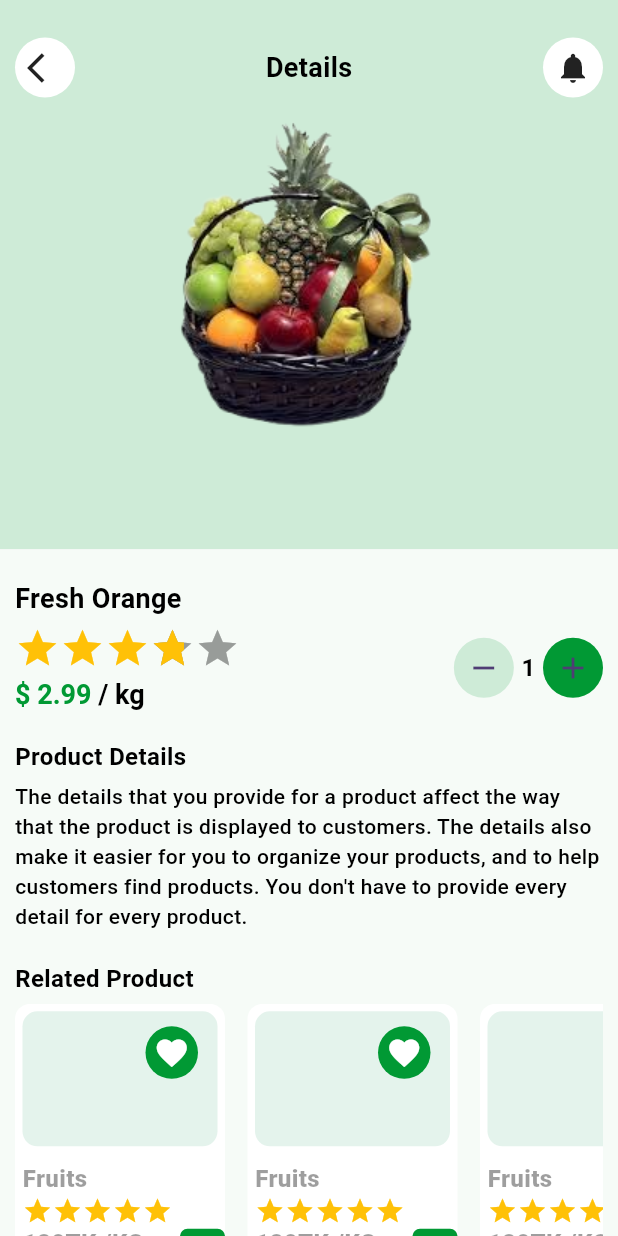
After one commit to foysal012/eco_eats, a Flutter app: the screen it shows after launch, on a phone screen of 412 x 824 dp. The commit adds this screen. Run offline on Flutter 3.47's test engine with Material 3 defaults, Android fonts, the phone set to English and light mode, and no system bars; drawn by our look-alikes of flutter_rating_bar; our stand-ins replace gap.

Commit message:
Issue fixing and Category Details Page UI Design working on

```diff
--- a/lib/main.dart
+++ b/lib/main.dart
@@ -1,9 +1,6 @@
 import 'package:flutter/material.dart';
 import 'package:flutter/services.dart';
-import 'screen/authentication/signin_screen.dart';
-import 'screen/authentication/signup_screen.dart';
-import 'screen/bottom_nav_bar/bottom_nav_bar.dart';
-import 'screen/fruits/fruits_details_page.dart';
+import 'screen/category/category_details_page.dart';
 import 'screen/splash/splash_screen.dart';
 
 void main() {
@@ -30,7 +27,7 @@ class MyApp extends StatelessWidget {
       // home: const SignInScreen(),
       // home: const SignUpScreen(),
       //home: const BottomNavBar(),
-      home: const FruitsDetailsPage(),
+      home: const CategoryDetailsPage(),
     );
   }
 }
--- a/lib/resource/constant/app_string.dart
+++ b/lib/resource/constant/app_string.dart
@@ -1,4 +1,3 @@
-import 'package:flutter/material.dart';
 
 class AppString{
 
--- a/lib/screen/authentication/signin_screen.dart
+++ b/lib/screen/authentication/signin_screen.dart
@@ -1,4 +1,3 @@
-import 'package:eco_eats/screen/authentication/signup_screen.dart';
 import 'package:eco_eats/screen/bottom_nav_bar/bottom_nav_bar.dart';
 import 'package:eco_eats/widget/custom_password_text_field_widget.dart';
 import 'package:flutter/material.dart';
--- a/lib/screen/bottom_nav_bar/bottom_nav_bar.dart
+++ b/lib/screen/bottom_nav_bar/bottom_nav_bar.dart
@@ -34,8 +34,8 @@ class _BottomNavBarState extends State<BottomNavBar> {
         backgroundColor: AppColors.primaryColor,
         selectedItemColor: AppColors.appWhite,
         unselectedItemColor: Colors.white54,
-        selectedLabelStyle: TextStyle(fontWeight: FontWeight.bold, color: Colors.white),
-        unselectedLabelStyle: TextStyle(color: Colors.white),
+        selectedLabelStyle: const TextStyle(fontWeight: FontWeight.bold, color: Colors.white),
+        unselectedLabelStyle: const TextStyle(color: Colors.white),
         currentIndex: currentIndex,
         onTap: (value) {
           setState(() {
--- a/lib/screen/bottom_nav_bar_pages/cart_page.dart
+++ b/lib/screen/bottom_nav_bar_pages/cart_page.dart
@@ -1,4 +1,3 @@
-import 'package:eco_eats/resource/app_colors/app_colors.dart';
 import 'package:flutter/material.dart';
 
 class CartPage extends StatefulWidget {
--- a/lib/screen/bottom_nav_bar_pages/home_page.dart
+++ b/lib/screen/bottom_nav_bar_pages/home_page.dart
@@ -2,6 +2,9 @@ import 'package:eco_eats/resource/app_colors/app_colors.dart';
 import 'package:flutter/material.dart';
 import 'package:flutter_rating_bar/flutter_rating_bar.dart';
 import 'package:gap/gap.dart';
+
+import '../category/category_details_page.dart';
+import '../product/product_details_page.dart';
 
 class HomePage extends StatefulWidget {
   const HomePage({super.key});
@@ -28,8 +31,7 @@ class _HomePageState extends State<HomePage> {
     var width = MediaQuery.sizeOf(context).width;
     return Scaffold(
       backgroundColor: const Color(0xffF6FBF7),
-      body: Container(
-        child: Column(
+      body: Column(
         children: [
           Expanded(
               flex: 3,
@@ -49,7 +51,7 @@ class _HomePageState extends State<HomePage> {
                       children: [
                         CircleAvatar(
                           backgroundColor: Colors.white12,
-                            child: Icon(Icons.arrow_back_ios_new_outlined, color: Colors.white,),
+                          child: Icon(Icons.arrow_back_ios, color: Colors.white,),
                         ),
 
                         Column(
@@ -220,7 +222,9 @@ class _HomePageState extends State<HomePage> {
                           shrinkWrap: true,
                           scrollDirection: Axis.horizontal,
                           itemBuilder: (context, index) {
-                              return Container(
+                            return GestureDetector(
+                              onTap: ()=> Navigator.of(context).push(MaterialPageRoute(builder: (context) => const CategoryDetailsPage(),)),
+                              child: Container(
                                 height: 150,
                                 width: 120,
                                 margin: const EdgeInsets.only(
@@ -256,6 +260,7 @@ class _HomePageState extends State<HomePage> {
                                     ),
                                   ],
                                 ),
+                              ),
                             );
                           },
                       ),
@@ -274,7 +279,9 @@ class _HomePageState extends State<HomePage> {
                         shrinkWrap: true,
                         scrollDirection: Axis.horizontal,
                         itemBuilder: (context, index) {
-                            return Stack(
+                          return GestureDetector(
+                            onTap: () => Navigator.of(context).push(MaterialPageRoute(builder: (context) => const ProductDetailsPage())),
+                            child: Stack(
                               children: [
                                 Container(
                                   height: 200,
@@ -316,7 +323,7 @@ class _HomePageState extends State<HomePage> {
 
                                           RatingBarIndicator(
                                             rating: 5,
-                                            itemBuilder: (context, index) => Icon(
+                                            itemBuilder: (context, index) => const Icon(
                                               Icons.star,
                                               color: Colors.amber,
                                             ),
@@ -351,7 +358,7 @@ class _HomePageState extends State<HomePage> {
                                       child: Container(
                                         height: 30,
                                         width: 30,
-                                        decoration: BoxDecoration(
+                                        decoration: const BoxDecoration(
                                           color: AppColors.primaryColor,
                                           borderRadius: BorderRadius.only(
                                             bottomLeft: Radius.circular(5),
@@ -360,11 +367,10 @@ class _HomePageState extends State<HomePage> {
                                             bottomRight: Radius.circular(10)
                                           )
                                         ),
-                                        child: Icon(Icons.add, color: Colors.white,),
+                                        child: const Icon(Icons.add, color: Colors.white,),
                                       ),
                                     ),
                                 ),
-
 
                                 Positioned(
                                   top: 15,
@@ -376,15 +382,16 @@ class _HomePageState extends State<HomePage> {
                                     child: Container(
                                       height: 35,
                                       width: 35,
-                                      decoration: BoxDecoration(
+                                      decoration: const BoxDecoration(
                                           color: AppColors.primaryColor,
                                         shape: BoxShape.circle
                                       ),
-                                      child: Icon(Icons.favorite, color: Colors.white,),
+                                      child: const Icon(Icons.favorite, color: Colors.white,),
                                     ),
                                   ),
                                 )
                               ],
+                            ),
                           );
                         },
                       ),
@@ -397,7 +404,6 @@ class _HomePageState extends State<HomePage> {
           ),
         ],
       ),
-      ),
     );
   }
 }
--- a/lib/screen/bottom_nav_bar_pages/profile_page.dart
+++ b/lib/screen/bottom_nav_bar_pages/profile_page.dart
@@ -1,4 +1,3 @@
-import 'package:eco_eats/resource/app_colors/app_colors.dart';
 import 'package:flutter/material.dart';
 
 class ProfilePage extends StatefulWidget {
--- /dev/null
+++ b/lib/screen/category/category_details_page.dart
@@ -0,0 +1,332 @@
+import 'package:eco_eats/resource/app_colors/app_colors.dart';
+import 'package:eco_eats/resource/constant/app_string.dart';
+import 'package:flutter/material.dart';
+import 'package:flutter_rating_bar/flutter_rating_bar.dart';
+import 'package:gap/gap.dart';
+
+class CategoryDetailsPage extends StatefulWidget {
+  const CategoryDetailsPage({super.key});
+
+  @override
+  State<CategoryDetailsPage> createState() => _CategoryDetailsPageState();
+}
+
+class _CategoryDetailsPageState extends State<CategoryDetailsPage> {
+  @override
+  Widget build(BuildContext context) {
+    var height = MediaQuery.sizeOf(context).height;
+    var width = MediaQuery.sizeOf(context).width;
+    return Scaffold(
+      body: SizedBox(
+        height: height,
+        width: width,
+        child: Column(
+          children: [
+            Expanded(
+              flex: 4,
+              child: Container(
+                decoration: const BoxDecoration(
+                    color: AppColors.appHeaderBackground
+                ),
+                child: Stack(
+                  children: [
+                    Container(
+                        decoration: const BoxDecoration(
+                            image: DecorationImage(image: AssetImage('assets/images/fruits.png'))
+                        )
+                    ),
+
+                    Positioned(
+                        top: 25.0,
+                        left: 10.0,
+                        right: 10.0,
+                        child: Row(
+                          mainAxisAlignment: MainAxisAlignment.spaceBetween,
+                          children: [
+                            GestureDetector(
+                              onTap: () => Navigator.of(context).pop(),
+                              child: Container(
+                                height: 40,
+                                width: 40,
+                                decoration: const BoxDecoration(
+                                  shape: BoxShape.circle,
+                                  color: Colors.white,
+                                ),
+                                child: const Icon(Icons.arrow_back_ios),
+                              ),
+                            ),
+                            const Text('Details',
+                              style: TextStyle(
+                                  fontSize: 18.0,
+                                  color: Colors.black,
+                                  fontWeight: FontWeight.bold
+                              ),
+                            ),
+                            Container(
+                              height: 40,
+                              width: 40,
+                              decoration: const BoxDecoration(
+                                shape: BoxShape.circle,
+                                color: Colors.white,
+                              ),
+                              child: const Icon(Icons.notifications),
+                            ),
+                          ],
+                        )
+                    )
+                  ],
+                ),
+              ),
+            ),
+            Expanded(
+              flex: 5,
+              child: Container(
+                padding: const EdgeInsets.only(
+                    top: 20.0,
+                    left: 10.0,
+                    right: 10.0
+                ),
+                alignment: Alignment.centerLeft,
+                decoration: const BoxDecoration(
+                    color: AppColors.appBodyBackground
+                ),
+                child: SingleChildScrollView(
+                  scrollDirection: Axis.vertical,
+                  child: Column(
+                    crossAxisAlignment: CrossAxisAlignment.start,
+                    children: [
+                      const Text('Fresh Orange',
+                        style: TextStyle(
+                            fontWeight: FontWeight.bold,
+                            fontSize: 18.0,
+                            color: Colors.black
+                        ),
+                      ),
+                      const Gap(5.0),
+
+                      Row(
+                        mainAxisAlignment: MainAxisAlignment.spaceBetween,
+                        children: [
+                          Column(
+                            crossAxisAlignment: CrossAxisAlignment.start,
+                            children: [
+                              RatingBarIndicator(
+                                rating: 3.75,
+                                itemBuilder: (context, index) => const Icon(
+                                  Icons.star,
+                                  color: Colors.amber,
+                                ),
+                                itemCount: 5,
+                                itemSize: 30.0,
+                                direction: Axis.horizontal,
+                              ),
+                              const Gap(5.0),
+
+                              RichText(
+                                text: const TextSpan(
+                                    children: [
+                                      TextSpan(text: '\$ 2.99',
+                                          style: TextStyle(fontSize: 18.0,
+                                              color: AppColors.primaryColor, fontWeight: FontWeight.bold)),
+                                      TextSpan(text: ' / kg',
+                                          style: TextStyle(fontSize: 18.0,
+                                              color: Colors.black,
+                                              fontWeight: FontWeight.bold))
+                                    ]
+                                ),
+
+                              )
+                            ],
+                          ),
+
+                          const Row(
+                            children: [
+                              CircleAvatar(
+                                radius: 20.0,
+                                backgroundColor: AppColors.appHeaderBackground,
+                                child: Icon(Icons.remove),
+                              ),
+                              Gap(5.0),
+
+                              Text('1',
+                                style: TextStyle(
+                                  fontSize: 16.0,
+                                  color: Colors.black,
+                                  fontWeight: FontWeight.bold,
+                                ),
+                              ),
+                              Gap(5.0),
+
+                              CircleAvatar(
+                                radius: 20.0,
+                                backgroundColor: AppColors.primaryColor,
+                                child: Icon(Icons.add),
+                              )
+                            ],
+                          )
+                        ],
+                      ),
+
+                      const Gap(20.0),
+                      const Text('Product Details',
+                        style: TextStyle(
+                            fontWeight: FontWeight.bold,
+                            fontSize: 16.0,
+                            color: Colors.black
+                        ),
+                      ),
+                      const Gap(5.0),
+
+                      Text(AppString.productDetails,
+                        style: const TextStyle(
+                            fontWeight: FontWeight.w500,
+                            fontSize: 14.0,
+                            color: Colors.black
+                        ),
+                      ),
+
+                      const Gap(20.0),
+                      const Text('Related Product',
+                        style: TextStyle(
+                            fontWeight: FontWeight.bold,
+                            fontSize: 16.0,
+                            color: Colors.black
+                        ),
+                      ),
+                      const Gap(5.0),
+
+                      SizedBox(
+                        height: 180,
+                        child: ListView.builder(
+                          itemCount: 10,
+                          shrinkWrap: true,
+                          scrollDirection: Axis.horizontal,
+                          itemBuilder: (context, index) {
+                            return Stack(
+                              children: [
+                                Container(
+                                  height: 200,
+                                  width: 140,
+                                  margin: const EdgeInsets.only(
+                                      right: 15
+                                  ),
+                                  padding: const EdgeInsets.all(5),
+                                  decoration: BoxDecoration(
+                                      borderRadius: BorderRadius.circular(10),
+                                      color: const Color(0xffFFFFFF)
+
+                                  ),
+                                  child: Column(
+                                    crossAxisAlignment: CrossAxisAlignment.start,
+                                    children: [
+                                      Container(
+                                        height: 90,
+                                        width: width,
+                                        decoration: BoxDecoration(
+                                          borderRadius: BorderRadius.circular(10),
+                                          color: const Color(0xffE4F3EC),
+                                        ),
+                                      ),
+
+                                      const Gap(10),
+
+                                      Column(
+                                        crossAxisAlignment: CrossAxisAlignment.start,
+                                        children: [
+                                          const Text(
+                                            'Fruits',
+                                            style: TextStyle(
+                                                color: Colors.black38,
+                                                fontWeight: FontWeight.w800,
+                                                fontSize: 16
+                                            ),
+                                          ),
+
+                                          RatingBarIndicator(
+                                            rating: 5,
+                                            itemBuilder: (context, index) => const Icon(
+                                              Icons.star,
+                                              color: Colors.amber,
+                                            ),
+                                            itemCount: 5,
+                                            itemSize: 20.0,
+                                            unratedColor: Colors.amber.withAlpha(50),
+                                            direction:Axis.horizontal,
+                                          ),
+
+                                          const Text(
+                                            '120TK /KG',
+                                            style: TextStyle(
+                                                color: Colors.black38,
+                                                fontWeight: FontWeight.w800,
+                                                fontSize: 16
+                                            ),
+                                          ),
+                                        ],
+                                      )
+
+                                    ],
+                                  ),
+                                ),
+
+                                Positioned(
+                                  bottom: 0,
+                                  right: 15,
+                                  child: InkWell(
+                                    onTap:(){
+                                      debugPrint('$index');
+                                    },
+                                    child: Container(
+                                      height: 30,
+                                      width: 30,
+                                      decoration: const BoxDecoration(
+                                          color: AppColors.primaryColor,
+                                          borderRadius: BorderRadius.only(
+                                              bottomLeft: Radius.circular(5),
+                                              topLeft: Radius.circular(5),
+                                              topRight: Radius.circular(5),
+                                              bottomRight: Radius.circular(10)
+                                          )
+                                      ),
+                                      child: const Icon(Icons.add, color: Colors.white,),
+                                    ),
+                                  ),
+                                ),
+
+
+                                Positioned(
+                                  top: 15,
+                                  right: 33,
+                                  child: InkWell(
+                                    onTap:(){
+                                      debugPrint('$index');
+                                    },
+                                    child: Container(
+                                      height: 35,
+                                      width: 35,
+                                      decoration: const BoxDecoration(
+                                          color: AppColors.primaryColor,
+                                          shape: BoxShape.circle
+                                      ),
+                                      child: const Icon(Icons.favorite, color: Colors.white,),
+                                    ),
+                                  ),
+                                )
+                              ],
+                            );
+                          },
+                        ),
+                      ),
+                      const Gap(20.0),
+
+                    ],
+                  ),
+                ),
+              ),
+            )
+          ],
+        ),
+      ),
+    );
+  }
+}
--- a/lib/screen/fruits/fruits_details_page.dart
+++ b/lib/screen/product/product_details_page.dart
@@ -4,14 +4,14 @@ import 'package:flutter/material.dart';
 import 'package:flutter_rating_bar/flutter_rating_bar.dart';
 import 'package:gap/gap.dart';
 
-class FruitsDetailsPage extends StatefulWidget {
-  const FruitsDetailsPage({super.key});
+class ProductDetailsPage extends StatefulWidget {
+  const ProductDetailsPage({super.key});
 
   @override
-  State<FruitsDetailsPage> createState() => _FruitsDetailsPageState();
+  State<ProductDetailsPage> createState() => _ProductDetailsPageState();
 }
 
-class _FruitsDetailsPageState extends State<FruitsDetailsPage> {
+class _ProductDetailsPageState extends State<ProductDetailsPage> {
   @override
   Widget build(BuildContext context) {
     var height = MediaQuery.sizeOf(context).height;
@@ -43,7 +43,9 @@ class _FruitsDetailsPageState extends State<FruitsDetailsPage> {
                             child: Row(
                               mainAxisAlignment: MainAxisAlignment.spaceBetween,
                               children: [
-                                Container(
+                                GestureDetector(
+                                  onTap: () => Navigator.of(context).pop(),
+                                  child: Container(
                                     height: 40,
                                     width: 40,
                                     decoration: const BoxDecoration(
@@ -51,6 +53,7 @@ class _FruitsDetailsPageState extends State<FruitsDetailsPage> {
                                       color: Colors.white,
                                     ),
                                     child: const Icon(Icons.arrow_back_ios),
+                                  ),
                                 ),
                                 const Text('Details',
                                 style: TextStyle(
@@ -241,7 +244,7 @@ class _FruitsDetailsPageState extends State<FruitsDetailsPage> {
 
                                             RatingBarIndicator(
                                               rating: 5,
-                                              itemBuilder: (context, index) => Icon(
+                                              itemBuilder: (context, index) => const Icon(
                                                 Icons.star,
                                                 color: Colors.amber,
                                               ),
@@ -276,7 +279,7 @@ class _FruitsDetailsPageState extends State<FruitsDetailsPage> {
                                       child: Container(
                                         height: 30,
                                         width: 30,
-                                        decoration: BoxDecoration(
+                                        decoration: const BoxDecoration(
                                             color: AppColors.primaryColor,
                                             borderRadius: BorderRadius.only(
                                                 bottomLeft: Radius.circular(5),
@@ -285,7 +288,7 @@ class _FruitsDetailsPageState extends State<FruitsDetailsPage> {
                                                 bottomRight: Radius.circular(10)
                                             )
                                         ),
-                                        child: Icon(Icons.add, color: Colors.white,),
+                                        child: const Icon(Icons.add, color: Colors.white,),
                                       ),
                                     ),
                                   ),
@@ -301,11 +304,11 @@ class _FruitsDetailsPageState extends State<FruitsDetailsPage> {
                                       child: Container(
                                         height: 35,
                                         width: 35,
-                                        decoration: BoxDecoration(
+                                        decoration: const BoxDecoration(
                                             color: AppColors.primaryColor,
                                             shape: BoxShape.circle
                                         ),
-                                        child: Icon(Icons.favorite, color: Colors.white,),
+                                        child: const Icon(Icons.favorite, color: Colors.white,),
                                       ),
                                     ),
                                   )
```
Lines whose indentation alone changed are shown as unchanged.
